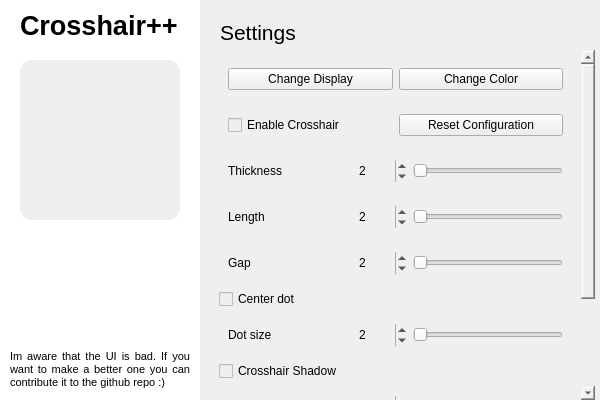
Above: resources/preset.ui from Drumba08/crosshairpp before the change. Below: the same form after it.
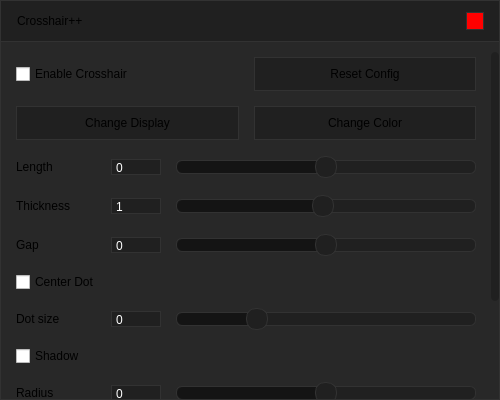
That is the form after the change.

Commit message:
new ui; modify mainwindow.cpp/h to use QWidget instead of QMainWindow
completely new ui, MainWindow now inherits from QWidget due to the new ui. Also the window is shown with Flags/Attributes FramelessWindowHint and WA_TranslucentBackground; remove rendering on ui.crossPreview due to the ui element not existing anymore; also reload config when the crosshairCode changed

What changed in the file:
```diff
--- a/resources/preset.ui
+++ b/resources/preset.ui
@@ -1,24 +1,27 @@
 <?xml version="1.0" encoding="UTF-8"?>
 <ui version="4.0">
  <class>MainWindow</class>
- <widget class="QMainWindow" name="MainWindow">
+ <widget class="QWidget" name="MainWindow">
+  <property name="windowModality">
+   <enum>Qt::WindowModality::NonModal</enum>
+  </property>
   <property name="geometry">
    <rect>
     <x>0</x>
     <y>0</y>
-    <width>600</width>
+    <width>500</width>
     <height>400</height>
    </rect>
   </property>
   <property name="minimumSize">
    <size>
-    <width>600</width>
+    <width>500</width>
     <height>400</height>
    </size>
   </property>
   <property name="maximumSize">
    <size>
-    <width>600</width>
+    <width>500</width>
     <height>400</height>
    </size>
   </property>
@@ -26,154 +29,254 @@
    <string>Crosshair++</string>
   </property>
   <property name="styleSheet">
-   <string notr="true"/>
-  </property>
-  <widget class="QWidget" name="centralwidget">
-   <widget class="QWidget" name="sidebar" native="true">
-    <property name="geometry">
-     <rect>
-      <x>0</x>
-      <y>0</y>
-      <width>200</width>
-      <height>400</height>
-     </rect>
-    </property>
-    <property name="styleSheet">
-     <string notr="true">background-color: Palette(base);</string>
-    </property>
-    <widget class="QLabel" name="sidebar_header">
-     <property name="geometry">
-      <rect>
-       <x>20</x>
-       <y>10</y>
-       <width>160</width>
-       <height>30</height>
-      </rect>
-     </property>
-     <property name="font">
-      <font>
-       <pointsize>20</pointsize>
-       <bold>true</bold>
-      </font>
-     </property>
-     <property name="text">
-      <string>Crosshair++</string>
-     </property>
-    </widget>
-    <widget class="QWidget" name="sidebar_preview" native="true">
-     <property name="geometry">
-      <rect>
-       <x>20</x>
-       <y>60</y>
-       <width>160</width>
-       <height>160</height>
-      </rect>
-     </property>
-     <property name="styleSheet">
-      <string notr="true">background-color: Palette(Window); border-radius: 12px;</string>
-     </property>
-     <widget class="QLabel" name="crossPreview">
-      <property name="geometry">
-       <rect>
-        <x>0</x>
-        <y>0</y>
-        <width>160</width>
-        <height>160</height>
-       </rect>
-      </property>
-      <property name="styleSheet">
-       <string notr="true"/>
-      </property>
-      <property name="text">
-       <string/>
-      </property>
-      <property name="alignment">
-       <set>Qt::AlignmentFlag::AlignCenter</set>
-      </property>
-     </widget>
-    </widget>
-    <widget class="QLabel" name="sidebar_infotext">
-     <property name="geometry">
-      <rect>
-       <x>10</x>
-       <y>350</y>
-       <width>180</width>
-       <height>51</height>
-      </rect>
-     </property>
-     <property name="styleSheet">
-      <string notr="true">color: Palette(Text);</string>
-     </property>
-     <property name="text">
-      <string>&lt;html&gt;&lt;head/&gt;&lt;body&gt;&lt;p align=&quot;justify&quot;&gt;&lt;span style=&quot; font-size:8pt;&quot;&gt;Im aware that the UI is bad. If you want to make a better one you can contribute it to the github repo :)&lt;/span&gt;&lt;/p&gt;&lt;/body&gt;&lt;/html&gt;</string>
-     </property>
-     <property name="alignment">
-      <set>Qt::AlignmentFlag::AlignLeading|Qt::AlignmentFlag::AlignLeft|Qt::AlignmentFlag::AlignTop</set>
-     </property>
-     <property name="wordWrap">
-      <bool>true</bool>
-     </property>
-    </widget>
-   </widget>
-   <widget class="QWidget" name="settings" native="true">
-    <property name="geometry">
-     <rect>
-      <x>200</x>
-      <y>0</y>
-      <width>400</width>
-      <height>400</height>
-     </rect>
-    </property>
-    <property name="styleSheet">
-     <string notr="true">background-color: Palette(Window)</string>
-    </property>
-    <widget class="QLabel" name="settings_label">
-     <property name="geometry">
-      <rect>
-       <x>20</x>
-       <y>20</y>
-       <width>81</width>
-       <height>31</height>
-      </rect>
-     </property>
-     <property name="font">
-      <font>
-       <pointsize>16</pointsize>
-      </font>
-     </property>
-     <property name="text">
-      <string>Settings</string>
-     </property>
-     <property name="alignment">
-      <set>Qt::AlignmentFlag::AlignLeading|Qt::AlignmentFlag::AlignLeft|Qt::AlignmentFlag::AlignTop</set>
-     </property>
-    </widget>
-    <widget class="QScrollArea" name="scrollArea">
-     <property name="geometry">
-      <rect>
-       <x>10</x>
-       <y>50</y>
-       <width>385</width>
-       <height>350</height>
-      </rect>
-     </property>
-     <property name="styleSheet">
-      <string notr="true">QScrollArea QScrollBar:vertical {
-    background: transparent;
-    width: 10px;
+   <string notr="true">#centralWidget {
+	border: 1px solid rgb(50, 50, 50);
+}
+
+#header {
+	background-color: rgb(32, 32, 32);
+}
+
+#scrollArea {
+	border-top: 1px solid rgb(50, 50, 50);
+}
+
+#content {
+	background-color: rgb(40, 40, 40);
+}
+
+#i_exit {
+	background-color: red;
+}
+
+QSlider {
+	padding-right: 1px;
+	padding-left: 1px;
+	height: 24px;
+}
+
+QSlider::groove:horizontal {
+    height: 12px;
+    margin: -1px;
+
+	background-color: rgb(32, 32, 32);
+	border: 1px solid rgb(50, 50, 50);
+    border-radius: 6px;
+}
+
+QSlider::sub-page:horizontal {
+	background-color: rgb(20, 20, 20);
+    border-radius: 6px;
+}
+
+QSlider::add-page:horizontal {
+	
+	background-color: rgb(32, 32, 32);
+    border-radius: 6px;
+}
+
+QSlider::handle:horizontal {
+    margin: -5px 0;
+	background-color: rgb(32, 32, 32);
+    border: 1px solid rgb(50, 50, 50);
+    width: 20px;
+    height: 20px;
+    border-radius: 10px;
+}
+
+QSlider::handle:horizontal:hover {
+	background-color: rgb(36, 36, 36);
+}
+
+QSlider::handle:horizontal:pressed {
+	background-color: rgb(42, 42, 42);
+}
+
+QPushButton {
+	border: 1px solid rgb(50, 50, 50);
+	background-color: rgb(32, 32, 32);
+	height: 32px;
+}
+
+QPushButton::hover {
+	background-color: rgb(34, 34, 34);
+}
+
+QPushButton::pressed {
+	background-color: rgb(38, 38, 38);
+}
+
+QScrollBar:vertical {
+	background-color: rgb(40, 40, 40);
+    width: 8px;
     margin: 0px;
-    padding-bottom: 10px;
-    padding-top: 10px;
+
+	padding-top: 10px;
+	padding-bottom: 25px
 }
-QScrollArea QScrollBar::handle:vertical {
-    background: Palette(midlight);
+
+QScrollBar::handle:vertical {
+    background-color: rgb(32, 32, 32);
+    min-height: 30px;
     border-radius: 4px;
 }
-QScrollArea QScrollBar::add-line:vertical,
-QScrollArea QScrollBar::sub-line:vertical {
+
+QScrollBar::add-line:vertical,
+QScrollBar::sub-line:vertical {
+    height: 0px;
     background: none;
+    border: none;
+}
+
+QSpinBox {
+	color: white;
+    height: 10px;
+    padding: 2px;
+	margin: 0;
+    background-color: rgb(32, 32, 32);
+    border: 1px solid rgb(50, 50, 50);
+}
+
+QSpinBox::up-button,
+QSpinBox::down-button {
+    width: 0px;
     height: 0px;
-}</string>
+    border: none;
+    background: none;
+}
+
+QLineEdit {
+	background-color: rgb(32, 32, 32);
+    border: 1px solid rgb(50, 50, 50);
+	height: 22px;
+	padding: 2px;
+}
+</string>
+  </property>
+  <layout class="QGridLayout" name="gridLayout">
+   <property name="leftMargin">
+    <number>0</number>
+   </property>
+   <property name="topMargin">
+    <number>0</number>
+   </property>
+   <property name="rightMargin">
+    <number>0</number>
+   </property>
+   <property name="bottomMargin">
+    <number>0</number>
+   </property>
+   <property name="spacing">
+    <number>0</number>
+   </property>
+   <item row="0" column="0">
+    <widget class="QWidget" name="centralWidget" native="true">
+     <property name="sizePolicy">
+      <sizepolicy hsizetype="Preferred" vsizetype="Preferred">
+       <horstretch>0</horstretch>
+       <verstretch>0</verstretch>
+      </sizepolicy>
+     </property>
+     <property name="layoutDirection">
+      <enum>Qt::LayoutDirection::LeftToRight</enum>
+     </property>
+     <layout class="QVBoxLayout" name="verticalLayout">
+      <property name="spacing">
+       <number>0</number>
+      </property>
+      <property name="leftMargin">
+       <number>1</number>
+      </property>
+      <property name="topMargin">
+       <number>1</number>
+      </property>
+      <property name="rightMargin">
+       <number>1</number>
+      </property>
+      <property name="bottomMargin">
+       <number>1</number>
+      </property>
+      <item>
+       <widget class="QWidget" name="header" native="true">
+        <property name="minimumSize">
+         <size>
+          <width>0</width>
+          <height>40</height>
+         </size>
+        </property>
+        <property name="maximumSize">
+         <size>
+          <width>16777215</width>
+          <height>40</height>
+         </size>
+        </property>
+        <layout class="QHBoxLayout" name="horizontalLayout">
+         <property name="spacing">
+          <number>0</number>
+         </property>
+         <property name="leftMargin">
+          <number>15</number>
+         </property>
+         <property name="topMargin">
+          <number>0</number>
+         </property>
+         <property name="rightMargin">
+          <number>15</number>
+         </property>
+         <property name="bottomMargin">
+          <number>0</number>
+         </property>
+         <item>
+          <widget class="QLabel" name="label">
+           <property name="text">
+            <string>Crosshair++</string>
+           </property>
+           <property name="indent">
+            <number>1</number>
+           </property>
+          </widget>
+         </item>
+         <item>
+          <widget class="QPushButton" name="i_exit">
+           <property name="minimumSize">
+            <size>
+             <width>0</width>
+             <height>0</height>
+            </size>
+           </property>
+           <property name="maximumSize">
+            <size>
+             <width>18</width>
+             <height>18</height>
+            </size>
+           </property>
+           <property name="text">
+            <string/>
+           </property>
+           <property name="checkable">
+            <bool>false</bool>
+           </property>
+           <property name="flat">
+            <bool>false</bool>
+           </property>
+          </widget>
+         </item>
+        </layout>
+       </widget>
+      </item>
+      <item>
+       <widget class="QScrollArea" name="scrollArea">
+        <property name="minimumSize">
+         <size>
+          <width>0</width>
+          <height>0</height>
+         </size>
+        </property>
+        <property name="maximumSize">
+         <size>
+          <width>16777215</width>
+          <height>16777215</height>
+         </size>
      </property>
      <property name="frameShape">
       <enum>QFrame::Shape::NoFrame</enum>
@@ -181,6 +284,9 @@
      <property name="frameShadow">
       <enum>QFrame::Shadow::Plain</enum>
      </property>
+        <property name="lineWidth">
+         <number>0</number>
+        </property>
      <property name="verticalScrollBarPolicy">
       <enum>Qt::ScrollBarPolicy::ScrollBarAlwaysOn</enum>
      </property>
@@ -190,22 +296,87 @@
      <property name="widgetResizable">
       <bool>true</bool>
      </property>
-     <property name="alignment">
-      <set>Qt::AlignmentFlag::AlignLeading|Qt::AlignmentFlag::AlignLeft|Qt::AlignmentFlag::AlignTop</set>
-     </property>
-     <widget class="QWidget" name="scrollAreaWidgetContents">
+        <widget class="QWidget" name="content">
       <property name="geometry">
        <rect>
         <x>0</x>
-        <y>0</y>
-        <width>375</width>
-        <height>469</height>
-       </rect>
-      </property>
-      <layout class="QVBoxLayout" name="verticalLayout">
+           <y>-120</y>
+           <width>490</width>
+           <height>488</height>
+          </rect>
+         </property>
+         <property name="styleSheet">
+          <string notr="true"/>
+         </property>
+         <layout class="QVBoxLayout" name="verticalLayout_2">
+          <property name="spacing">
+           <number>15</number>
+          </property>
+          <property name="leftMargin">
+           <number>15</number>
+          </property>
+          <property name="topMargin">
+           <number>15</number>
+          </property>
+          <property name="rightMargin">
+           <number>15</number>
+          </property>
+          <property name="bottomMargin">
+           <number>15</number>
+          </property>
        <item>
-        <widget class="QWidget" name="horizontalWidget_2" native="true">
-         <layout class="QHBoxLayout" name="horizontalLayout_19">
+           <widget class="QWidget" name="configControl" native="true">
+            <layout class="QHBoxLayout" name="horizontalLayout_2">
+             <property name="spacing">
+              <number>15</number>
+             </property>
+             <property name="leftMargin">
+              <number>0</number>
+             </property>
+             <property name="topMargin">
+              <number>0</number>
+             </property>
+             <property name="rightMargin">
+              <number>0</number>
+             </property>
+             <property name="bottomMargin">
+              <number>0</number>
+             </property>
+             <item>
+              <widget class="QCheckBox" name="i_enableCrosshair">
+               <property name="text">
+                <string>Enable Crosshair</string>
+               </property>
+              </widget>
+             </item>
+             <item>
+              <widget class="QPushButton" name="i_resetConf">
+               <property name="text">
+                <string>Reset Config</string>
+               </property>
+              </widget>
+             </item>
+            </layout>
+           </widget>
+          </item>
+          <item>
+           <widget class="QWidget" name="crossControl" native="true">
+            <layout class="QHBoxLayout" name="horizontalLayout_3">
+             <property name="spacing">
+              <number>15</number>
+             </property>
+             <property name="leftMargin">
+              <number>0</number>
+             </property>
+             <property name="topMargin">
+              <number>0</number>
+             </property>
+             <property name="rightMargin">
+              <number>0</number>
+             </property>
+             <property name="bottomMargin">
+              <number>0</number>
+             </property>
           <item>
            <widget class="QPushButton" name="i_cycleScreen">
             <property name="text">
@@ -224,121 +395,26 @@
         </widget>
        </item>
        <item>
-        <widget class="QWidget" name="horizontalWidget" native="true">
-         <layout class="QHBoxLayout" name="horizontalLayout_16">
-          <item>
-           <widget class="QCheckBox" name="i_enableCrosshair">
-            <property name="text">
-             <string>Enable Crosshair</string>
-            </property>
-           </widget>
-          </item>
-          <item>
-           <widget class="QPushButton" name="i_resetConf">
-            <property name="maximumSize">
-             <size>
-              <width>16777215</width>
-              <height>16777215</height>
-             </size>
-            </property>
-            <property name="text">
-             <string>Reset Configuration</string>
-            </property>
-           </widget>
-          </item>
-         </layout>
-        </widget>
-       </item>
-       <item>
-        <widget class="QWidget" name="sliderWidget" native="true">
-         <property name="enabled">
-          <bool>true</bool>
-         </property>
-         <property name="minimumSize">
-          <size>
-           <width>0</width>
-           <height>0</height>
-          </size>
-         </property>
-         <property name="maximumSize">
-          <size>
-           <width>16777215</width>
-           <height>16777215</height>
-          </size>
-         </property>
-         <layout class="QHBoxLayout" name="horizontalLayout">
+           <widget class="QWidget" name="config_length" native="true">
+            <layout class="QHBoxLayout" name="horizontalLayout_4">
+             <property name="spacing">
+              <number>15</number>
+             </property>
+             <property name="leftMargin">
+              <number>0</number>
+             </property>
+             <property name="topMargin">
+              <number>0</number>
+             </property>
+             <property name="rightMargin">
+              <number>0</number>
+             </property>
+             <property name="bottomMargin">
+              <number>0</number>
+             </property>
           <item>
            <widget class="QLabel" name="label_2">
             <property name="text">
-             <string>Thickness</string>
-            </property>
-           </widget>
-          </item>
-          <item>
-           <widget class="QSpinBox" name="i_thickness_2">
-            <property name="maximumSize">
-             <size>
-              <width>50</width>
-              <height>30</height>
-             </size>
-            </property>
-            <property name="wrapping">
-             <bool>false</bool>
-            </property>
-            <property name="frame">
-             <bool>false</bool>
-            </property>
-            <property name="minimum">
-             <number>1</number>
-            </property>
-            <property name="maximum">
-             <number>50</number>
-            </property>
-            <property name="value">
-             <number>2</number>
-            </property>
-           </widget>
-          </item>
-          <item>
-           <widget class="QSlider" name="i_thickness">
-            <property name="maximumSize">
-             <size>
-              <width>150</width>
-              <height>16777215</height>
-             </size>
-            </property>
-            <property name="minimum">
-             <number>1</number>
-            </property>
-            <property name="maximum">
-             <number>50</number>
-            </property>
-            <property name="orientation">
-             <enum>Qt::Orientation::Horizontal</enum>
-            </property>
-           </widget>
-          </item>
-         </layout>
-        </widget>
-       </item>
-       <item>
-        <widget class="QWidget" name="sliderWidget_2" native="true">
-         <property name="minimumSize">
-          <size>
-           <width>0</width>
-           <height>0</height>
-          </size>
-         </property>
-         <property name="maximumSize">
-          <size>
-           <width>16777215</width>
-           <height>16777215</height>
-          </size>
-         </property>
-         <layout class="QHBoxLayout" name="horizontalLayout_2">
-          <item>
-           <widget class="QLabel" name="label_3">
-            <property name="text">
              <string>Length</string>
             </property>
            </widget>
@@ -348,37 +424,28 @@
             <property name="maximumSize">
              <size>
               <width>50</width>
-              <height>30</height>
-             </size>
-            </property>
-            <property name="wrapping">
-             <bool>false</bool>
-            </property>
-            <property name="frame">
-             <bool>false</bool>
-            </property>
-            <property name="minimum">
-             <number>0</number>
-            </property>
+                 <height>16777215</height>
+                </size>
+               </property>
             <property name="maximum">
              <number>50</number>
             </property>
-            <property name="value">
-             <number>2</number>
-            </property>
            </widget>
           </item>
           <item>
            <widget class="QSlider" name="i_length">
             <property name="maximumSize">
              <size>
-              <width>150</width>
+                 <width>300</width>
               <height>16777215</height>
              </size>
             </property>
             <property name="maximum">
              <number>50</number>
             </property>
+               <property name="value">
+                <number>25</number>
+               </property>
             <property name="orientation">
              <enum>Qt::Orientation::Horizontal</enum>
             </property>
@@ -388,20 +455,89 @@
         </widget>
        </item>
        <item>
-        <widget class="QWidget" name="sliderWidget_3" native="true">
-         <property name="minimumSize">
+           <widget class="QWidget" name="config_thickness" native="true">
+            <layout class="QHBoxLayout" name="horizontalLayout_5">
+             <property name="spacing">
+              <number>15</number>
+             </property>
+             <property name="leftMargin">
+              <number>0</number>
+             </property>
+             <property name="topMargin">
+              <number>0</number>
+             </property>
+             <property name="rightMargin">
+              <number>0</number>
+             </property>
+             <property name="bottomMargin">
+              <number>0</number>
+             </property>
+             <item>
+              <widget class="QLabel" name="label_3">
+               <property name="text">
+                <string>Thickness</string>
+               </property>
+              </widget>
+             </item>
+             <item>
+              <widget class="QSpinBox" name="i_thickness_2">
+               <property name="maximumSize">
           <size>
-           <width>0</width>
-           <height>0</height>
-          </size>
-         </property>
+                 <width>50</width>
+                 <height>16777215</height>
+                </size>
+               </property>
+               <property name="minimum">
+                <number>1</number>
+               </property>
+               <property name="maximum">
+                <number>50</number>
+               </property>
+              </widget>
+             </item>
+             <item>
+              <widget class="QSlider" name="i_thickness">
          <property name="maximumSize">
           <size>
-           <width>16777215</width>
+                 <width>300</width>
            <height>16777215</height>
           </size>
          </property>
-         <layout class="QHBoxLayout" name="horizontalLayout_3">
+               <property name="minimum">
+                <number>1</number>
+               </property>
+               <property name="maximum">
+                <number>50</number>
+               </property>
+               <property name="value">
+                <number>25</number>
+               </property>
+               <property name="orientation">
+                <enum>Qt::Orientation::Horizontal</enum>
+               </property>
+              </widget>
+             </item>
+            </layout>
+           </widget>
+          </item>
+          <item>
+           <widget class="QWidget" name="config_gap" native="true">
+            <layout class="QHBoxLayout" name="horizontalLayout_6">
+             <property name="spacing">
+              <number>15</number>
+             </property>
+             <property name="leftMargin">
+              <number>0</number>
+             </property>
+             <property name="topMargin">
+              <number>0</number>
+             </property>
+             <property name="rightMargin">
+              <number>0</number>
+             </property>
+             <property name="bottomMargin">
+              <number>0</number>
+             </property>
           <item>
            <widget class="QLabel" name="label_4">
             <property name="text">
@@ -414,37 +550,28 @@
             <property name="maximumSize">
              <size>
               <width>50</width>
-              <height>30</height>
-             </size>
-            </property>
-            <property name="wrapping">
-             <bool>false</bool>
-            </property>
-            <property name="frame">
-             <bool>false</bool>
-            </property>
-            <property name="minimum">
-             <number>0</number>
-            </property>
+                 <height>16777215</height>
+                </size>
+               </property>
             <property name="maximum">
              <number>50</number>
             </property>
-            <property name="value">
-             <number>2</number>
-            </property>
            </widget>
           </item>
           <item>
            <widget class="QSlider" name="i_gap">
             <property name="maximumSize">
              <size>
-              <width>150</width>
+                 <width>300</width>
               <height>16777215</height>
              </size>
             </property>
             <property name="maximum">
              <number>50</number>
             </property>
+               <property name="value">
+                <number>25</number>
+               </property>
             <property name="orientation">
              <enum>Qt::Orientation::Horizontal</enum>
             </property>
@@ -456,25 +583,28 @@
        <item>
         <widget class="QCheckBox" name="i_dotEnabled">
          <property name="text">
-          <string>Center dot</string>
+             <string>Center Dot</string>
          </property>
         </widget>
        </item>
        <item>
-        <widget class="QWidget" name="sliderWidget_4" native="true">
-         <property name="minimumSize">
-          <size>
-           <width>0</width>
-           <height>0</height>
-          </size>
-         </property>
-         <property name="maximumSize">
-          <size>
-           <width>16777215</width>
-           <height>16777215</height>
-          </size>
-         </property>
-         <layout class="QHBoxLayout" name="horizontalLayout_4">
+           <widget class="QWidget" name="config_length_3" native="true">
+            <layout class="QHBoxLayout" name="horizontalLayout_7">
+             <property name="spacing">
+              <number>15</number>
+             </property>
+             <property name="leftMargin">
+              <number>0</number>
+             </property>
+             <property name="topMargin">
+              <number>0</number>
+             </property>
+             <property name="rightMargin">
+              <number>0</number>
+             </property>
+             <property name="bottomMargin">
+              <number>0</number>
+             </property>
           <item>
            <widget class="QLabel" name="label_5">
             <property name="text">
@@ -487,23 +617,11 @@
             <property name="maximumSize">
              <size>
               <width>50</width>
-              <height>30</height>
-             </size>
-            </property>
-            <property name="wrapping">
-             <bool>false</bool>
-            </property>
-            <property name="frame">
-             <bool>false</bool>
-            </property>
-            <property name="minimum">
-             <number>1</number>
-            </property>
+                 <height>16777215</height>
+                </size>
+               </property>
             <property name="maximum">
-             <number>50</number>
-            </property>
-            <property name="value">
-             <number>2</number>
+                <number>100</number>
             </property>
            </widget>
           </item>
@@ -511,13 +629,16 @@
            <widget class="QSlider" name="i_dotSize">
             <property name="maximumSize">
              <size>
-              <width>150</width>
+                 <width>300</width>
               <height>16777215</height>
              </size>
             </property>
             <property name="maximum">
              <number>100</number>
             </property>
+               <property name="value">
+                <number>25</number>
+               </property>
             <property name="orientation">
              <enum>Qt::Orientation::Horizontal</enum>
             </property>
@@ -529,29 +650,32 @@
        <item>
         <widget class="QCheckBox" name="i_shadow">
          <property name="text">
-          <string>Crosshair Shadow</string>
+             <string>Shadow</string>
          </property>
         </widget>
        </item>
        <item>
-        <widget class="QWidget" name="sliderWidget_16" native="true">
-         <property name="minimumSize">
-          <size>
-           <width>0</width>
-           <height>0</height>
-          </size>
-         </property>
-         <property name="maximumSize">
-          <size>
-           <width>16777215</width>
-           <height>16777215</height>
-          </size>
-         </property>
-         <layout class="QHBoxLayout" name="horizontalLayout_17">
+           <widget class="QWidget" name="config_length_2" native="true">
+            <layout class="QHBoxLayout" name="horizontalLayout_8">
+             <property name="spacing">
+              <number>15</number>
+             </property>
+             <property name="leftMargin">
+              <number>0</number>
+             </property>
+             <property name="topMargin">
+              <number>0</number>
+             </property>
+             <property name="rightMargin">
+              <number>0</number>
+             </property>
+             <property name="bottomMargin">
+              <number>0</number>
+             </property>
           <item>
-           <widget class="QLabel" name="label_17">
+              <widget class="QLabel" name="label_6">
             <property name="text">
-             <string>Shadow radius</string>
+                <string>Radius</string>
             </property>
            </widget>
           </item>
@@ -560,36 +684,24 @@
             <property name="maximumSize">
              <size>
               <width>50</width>
-              <height>30</height>
-             </size>
-            </property>
-            <property name="wrapping">
-             <bool>false</bool>
-            </property>
-            <property name="frame">
-             <bool>false</bool>
-            </property>
-            <property name="minimum">
-             <number>0</number>
-            </property>
-            <property name="maximum">
-             <number>24</number>
-            </property>
-            <property name="value">
-             <number>2</number>
-            </property>
+                 <height>16777215</height>
+                </size>
+               </property>
            </widget>
           </item>
           <item>
            <widget class="QSlider" name="i_shadowradius">
             <property name="maximumSize">
              <size>
-              <width>150</width>
+                 <width>300</width>
               <height>16777215</height>
              </size>
             </property>
             <property name="maximum">
-             <number>24</number>
+                <number>50</number>
+               </property>
+               <property name="value">
+                <number>25</number>
             </property>
             <property name="orientation">
              <enum>Qt::Orientation::Horizontal</enum>
@@ -600,24 +712,27 @@
         </widget>
        </item>
        <item>
-        <widget class="QWidget" name="sliderWidget_17" native="true">
-         <property name="minimumSize">
-          <size>
-           <width>0</width>
-           <height>0</height>
-          </size>
-         </property>
-         <property name="maximumSize">
-          <size>
-           <width>16777215</width>
-           <height>16777215</height>
-          </size>
-         </property>
-         <layout class="QHBoxLayout" name="horizontalLayout_18">
+           <widget class="QWidget" name="config_length_4" native="true">
+            <layout class="QHBoxLayout" name="horizontalLayout_9">
+             <property name="spacing">
+              <number>15</number>
+             </property>
+             <property name="leftMargin">
+              <number>0</number>
+             </property>
+             <property name="topMargin">
+              <number>0</number>
+             </property>
+             <property name="rightMargin">
+              <number>0</number>
+             </property>
+             <property name="bottomMargin">
+              <number>0</number>
+             </property>
           <item>
-           <widget class="QLabel" name="label_18">
+              <widget class="QLabel" name="label_7">
             <property name="text">
-             <string>Shadow alpha</string>
+                <string>Alpha</string>
             </property>
            </widget>
           </item>
@@ -626,70 +741,55 @@
             <property name="maximumSize">
              <size>
               <width>50</width>
-              <height>30</height>
-             </size>
-            </property>
-            <property name="wrapping">
-             <bool>false</bool>
-            </property>
-            <property name="frame">
-             <bool>false</bool>
-            </property>
-            <property name="minimum">
-             <number>0</number>
-            </property>
-            <property name="maximum">
-             <number>255</number>
-            </property>
-            <property name="value">
-             <number>2</number>
-            </property>
+                 <height>16777215</height>
+                </size>
+               </property>
            </widget>
           </item>
           <item>
            <widget class="QSlider" name="i_shadowalpha">
             <property name="maximumSize">
              <size>
-              <width>150</width>
+                 <width>300</width>
               <height>16777215</height>
              </size>
             </property>
-            <property name="minimum">
-             <number>0</number>
-            </property>
             <property name="maximum">
-             <number>255</number>
+                <number>50</number>
+               </property>
+               <property name="value">
+                <number>25</number>
             </property>
             <property name="orientation">
              <enum>Qt::Orientation::Horizontal</enum>
             </property>
-            <property name="invertedAppearance">
-             <bool>false</bool>
-            </property>
            </widget>
           </item>
          </layout>
         </widget>
        </item>
        <item>
-        <widget class="QWidget" name="sliderWidget_5" native="true">
-         <property name="minimumSize">
-          <size>
-           <width>0</width>
-           <height>0</height>
-          </size>
-         </property>
-         <property name="maximumSize">
-          <size>
-           <width>16777215</width>
-           <height>16777215</height>
-          </size>
-         </property>
-         <layout class="QHBoxLayout" name="horizontalLayout_5">
+           <widget class="QWidget" name="widget" native="true">
+            <layout class="QHBoxLayout" name="horizontalLayout_10">
+             <property name="spacing">
+              <number>15</number>
+             </property>
+             <property name="leftMargin">
+              <number>0</number>
+             </property>
+             <property name="topMargin">
+              <number>0</number>
+             </property>
+             <property name="rightMargin">
+              <number>0</number>
+             </property>
+             <property name="bottomMargin">
+              <number>0</number>
+             </property>
           <item>
-           <widget class="QLabel" name="label_6">
+              <widget class="QLabel" name="label_8">
             <property name="text">
-             <string>Crosshair code</string>
+                <string>Crosshair Code</string>
             </property>
            </widget>
           </item>
@@ -697,7 +797,7 @@
            <widget class="QLineEdit" name="i_crosshairCode">
             <property name="maximumSize">
              <size>
-              <width>200</width>
+                 <width>300</width>
               <height>16777215</height>
              </size>
             </property>
@@ -709,8 +809,11 @@
       </layout>
      </widget>
     </widget>
-   </widget>
-  </widget>
+      </item>
+     </layout>
+    </widget>
+   </item>
+  </layout>
  </widget>
  <resources/>
  <connections/>
```
Lines whose indentation alone changed are shown as unchanged. The commit also changes 2 other files.
